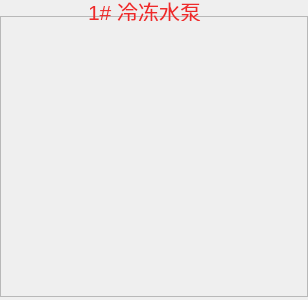
Above: Window/Module/chilledbump.ui from caosq/ChickenFarm before the change. Below: the same form after it.
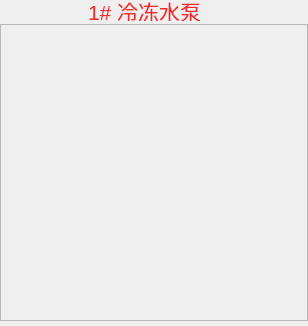
That is the form after the change. Icons and pictures are not drawn.

Diff of the .ui file:
```diff
--- a/Window/Module/chilledbump.ui
+++ b/Window/Module/chilledbump.ui
@@ -7,7 +7,7 @@
     <x>0</x>
     <y>0</y>
     <width>308</width>
-    <height>300</height>
+    <height>326</height>
    </rect>
   </property>
   <property name="windowTitle">
@@ -17,9 +17,9 @@
    <property name="geometry">
     <rect>
      <x>0</x>
-     <y>16</y>
+     <y>24</y>
      <width>308</width>
-     <height>281</height>
+     <height>297</height>
     </rect>
    </property>
    <property name="styleSheet">
```
